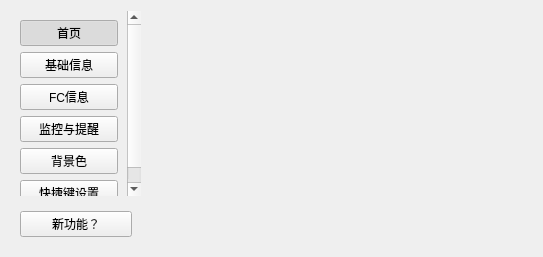
This is uis/rc_setting/setting_ui.ui in YQBaobao/RollerCoaster as Qt 5 draws it before an edit. The edited form follows.
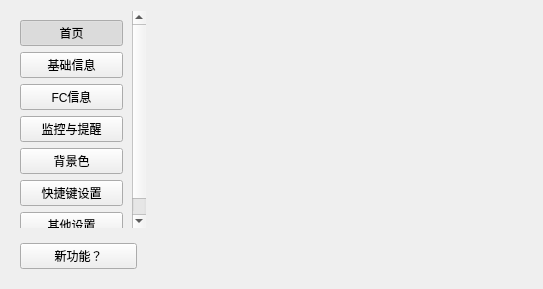
This is the edited form. Icons and pictures are not drawn.

Diff of the .ui file:
```diff
--- a/uis/rc_setting/setting_ui.ui
+++ b/uis/rc_setting/setting_ui.ui
@@ -7,19 +7,19 @@
     <x>0</x>
     <y>0</y>
     <width>543</width>
-    <height>257</height>
+    <height>289</height>
    </rect>
   </property>
   <property name="minimumSize">
    <size>
     <width>543</width>
-    <height>257</height>
+    <height>289</height>
    </size>
   </property>
   <property name="maximumSize">
    <size>
-    <width>543</width>
-    <height>257</height>
+    <width>640</width>
+    <height>320</height>
    </size>
   </property>
   <property name="windowTitle">
@@ -31,23 +31,22 @@
   </property>
   <layout class="QGridLayout" name="_2">
    <item row="0" column="1" rowspan="2">
-    <widget class="QStackedWidget" name="stackedWidget">
+    <widget class="QStackedWidget" name="stackedWidget"/>
+   </item>
+   <item row="0" column="0">
+    <widget class="QScrollArea" name="scrollArea">
      <property name="minimumSize">
       <size>
-       <width>385</width>
+       <width>110</width>
        <height>0</height>
       </size>
      </property>
      <property name="maximumSize">
       <size>
-       <width>385</width>
+       <width>135</width>
        <height>16777215</height>
       </size>
      </property>
-    </widget>
-   </item>
-   <item row="0" column="0">
-    <widget class="QScrollArea" name="scrollArea">
      <property name="frameShape">
       <enum>QFrame::NoFrame</enum>
      </property>
@@ -59,11 +58,40 @@
        <rect>
         <x>0</x>
         <y>0</y>
-        <width>134</width>
-        <height>192</height>
+        <width>135</width>
+        <height>224</height>
        </rect>
       </property>
       <layout class="QGridLayout" name="gridLayout_3">
+       <item row="7" column="0">
+        <spacer name="verticalSpacer">
+         <property name="orientation">
+          <enum>Qt::Vertical</enum>
+         </property>
+         <property name="sizeHint" stdset="0">
+          <size>
+           <width>0</width>
+           <height>0</height>
+          </size>
+         </property>
+        </spacer>
+       </item>
+       <item row="3" column="0">
+        <widget class="QPushButton" name="pushButton_monitor">
+         <property name="text">
+          <string>监控与提醒</string>
+         </property>
+         <property name="checkable">
+          <bool>true</bool>
+         </property>
+         <property name="autoExclusive">
+          <bool>true</bool>
+         </property>
+         <attribute name="buttonGroup">
+          <string notr="true">buttonGroup</string>
+         </attribute>
+        </widget>
+       </item>
        <item row="5" column="0">
         <widget class="QPushButton" name="pushButton_shortcut_key">
          <property name="text">
@@ -115,10 +143,10 @@
          </attribute>
         </widget>
        </item>
-       <item row="3" column="0">
-        <widget class="QPushButton" name="pushButton_monitor">
+       <item row="2" column="0">
+        <widget class="QPushButton" name="pushButton_futures">
          <property name="text">
-          <string>监控与提醒</string>
+          <string>FC信息</string>
          </property>
          <property name="checkable">
           <bool>true</bool>
@@ -148,22 +176,9 @@
         </widget>
        </item>
        <item row="6" column="0">
-        <spacer name="verticalSpacer">
-         <property name="orientation">
-          <enum>Qt::Vertical</enum>
-         </property>
-         <property name="sizeHint" stdset="0">
-          <size>
-           <width>0</width>
-           <height>0</height>
-          </size>
-         </property>
-        </spacer>
-       </item>
-       <item row="2" column="0">
-        <widget class="QPushButton" name="pushButton_futures">
+        <widget class="QPushButton" name="pushButton_other">
          <property name="text">
-          <string>FC信息</string>
+          <string>其他设置</string>
          </property>
          <property name="checkable">
           <bool>true</bool>
```
